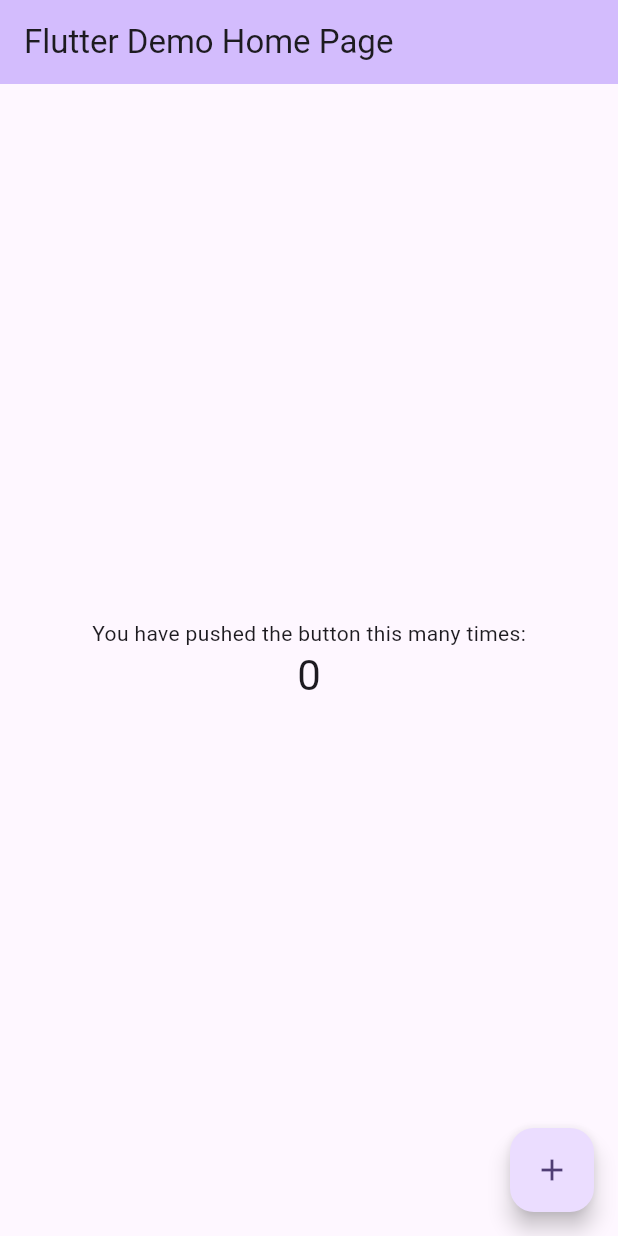
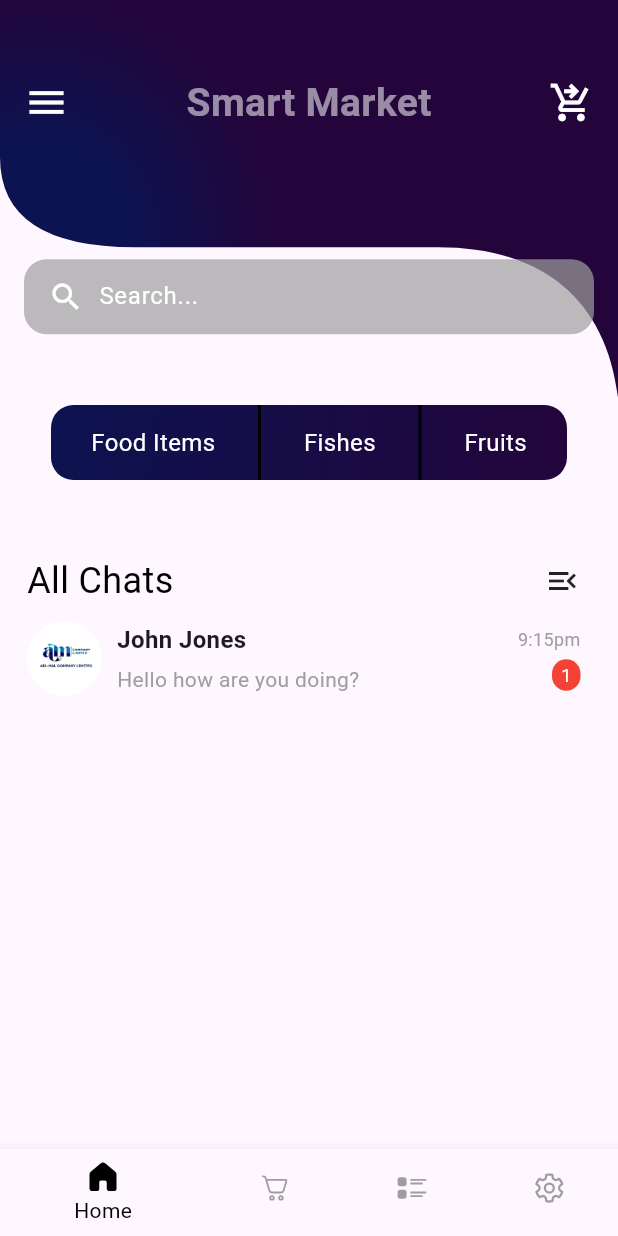
Before and after one commit to quilan08/smart_market, a Flutter app: the screen it shows after launch, on a phone screen of 412 x 824 dp. Run offline on Flutter 3.47's test engine with Material 3 defaults, Android fonts, the phone set to English and light mode, and no system bars; our stand-ins replace fluentui_system_icons, gap.

Commit message:
HomePage design start

```diff
--- /dev/null
+++ b/lib/Screens/customer_service.dart
@@ -0,0 +1,15 @@
+import 'package:flutter/material.dart';
+
+class CustomerServiceScreen extends StatefulWidget {
+  const CustomerServiceScreen({super.key});
+
+  @override
+  State<CustomerServiceScreen> createState() => _CustomerServiceScreenState();
+}
+
+class _CustomerServiceScreenState extends State<CustomerServiceScreen> {
+  @override
+  Widget build(BuildContext context) {
+    return const Placeholder();
+  }
+}
--- /dev/null
+++ b/lib/Screens/details.dart
@@ -0,0 +1,15 @@
+import 'package:flutter/material.dart';
+
+class DetailsScreen extends StatefulWidget {
+  const DetailsScreen({super.key});
+
+  @override
+  State<DetailsScreen> createState() => _DetailsScreenState();
+}
+
+class _DetailsScreenState extends State<DetailsScreen> {
+  @override
+  Widget build(BuildContext context) {
+    return const Placeholder();
+  }
+}
--- /dev/null
+++ b/lib/Screens/home_screen.dart
@@ -0,0 +1,320 @@
+import 'package:flutter/material.dart';
+import 'package:gap/gap.dart';
+import 'package:smart_market/widgets/custom_paint.dart';
+import 'package:smart_market/widgets/styles.dart';
+
+class HomeScreen extends StatefulWidget {
+  const HomeScreen({super.key});
+
+  @override
+  State<HomeScreen> createState() => _HomeScreenState();
+}
+
+class _HomeScreenState extends State<HomeScreen> {
+  bool _isHoveringFood = false;
+  bool _isHoveringFishes = false;
+  bool _isHoveringFruits = false;
+
+  // Define a common text style for normal, hover, and click states
+  final TextStyle _normalStyle = TextStyle(color: Colors.white, fontSize: 16);
+  final TextStyle _hoverStyle =
+      TextStyle(color: const Color.fromARGB(103, 98, 125, 174), fontSize: 18);
+  final TextStyle _clickedStyle =
+      TextStyle(color: const Color.fromARGB(255, 192, 192, 192), fontSize: 18);
+
+  // Track which item is clicked
+  String _clickedItem = '';
+  @override
+  Widget build(BuildContext context) {
+    return Scaffold(
+      body: Stack(
+        children: [
+          // Scrollable content
+          SingleChildScrollView(
+            child: Padding(
+              padding: const EdgeInsets.only(
+                  top: 220.0), // Add padding to avoid overlap
+              child: Column(
+                children: [
+                  Padding(
+                    padding: const EdgeInsets.symmetric(
+                        horizontal: 34, vertical: 50),
+                    child: Container(
+                      height: 50,
+                      decoration: BoxDecoration(
+                        gradient: const LinearGradient(
+                          colors: [
+                            Color.fromARGB(255, 12, 19, 80), // Start color
+                            Color.fromARGB(255, 35, 5, 59), // End color
+                          ],
+                          begin: Alignment
+                              .topLeft, // Gradient starts from top-left corner
+                          end: Alignment
+                              .bottomRight, // Gradient ends at bottom-right corner
+                        ),
+                        borderRadius: BorderRadius.circular(15),
+                      ),
+                      child: Padding(
+                        padding: const EdgeInsets.symmetric(horizontal: 16.0),
+                        child: Row(
+                          mainAxisAlignment: MainAxisAlignment.spaceAround,
+                          children: [
+                            // Food Items Text
+                            MouseRegion(
+                              onEnter: (_) =>
+                                  setState(() => _isHoveringFood = true),
+                              onExit: (_) =>
+                                  setState(() => _isHoveringFood = false),
+                              child: InkWell(
+                                onTap: () {
+                                  setState(() => _clickedItem = 'Food');
+                                  print("Food Items Clicked");
+                                },
+                                child: Text(
+                                  "Food Items",
+                                  style: _clickedItem == 'Food'
+                                      ? _clickedStyle
+                                      : _isHoveringFood
+                                          ? _hoverStyle
+                                          : _normalStyle,
+                                ),
+                              ),
+                            ),
+                            const VerticalDivider(
+                              color: Colors.black,
+                              thickness: 2,
+                            ),
+                            // Fishes Text
+                            MouseRegion(
+                              onEnter: (_) =>
+                                  setState(() => _isHoveringFishes = true),
+                              onExit: (_) =>
+                                  setState(() => _isHoveringFishes = false),
+                              child: InkWell(
+                                onTap: () {
+                                  setState(() => _clickedItem = 'Fishes');
+                                  print("Fishes Clicked");
+                                },
+                                child: Text(
+                                  "Fishes",
+                                  style: _clickedItem == 'Fishes'
+                                      ? _clickedStyle
+                                      : _isHoveringFishes
+                                          ? _hoverStyle
+                                          : _normalStyle,
+                                ),
+                              ),
+                            ),
+                            const VerticalDivider(
+                              color: Colors.black,
+                              thickness: 2,
+                            ),
+                            // Fruits Text
+                            MouseRegion(
+                              onEnter: (_) =>
+                                  setState(() => _isHoveringFruits = true),
+                              onExit: (_) =>
+                                  setState(() => _isHoveringFruits = false),
+                              child: InkWell(
+                                onTap: () {
+                                  setState(() => _clickedItem = 'Fruits');
+                                  print("Fruits Clicked");
+                                },
+                                child: Text(
+                                  "Fruits",
+                                  style: _clickedItem == 'Fruits'
+                                      ? _clickedStyle
+                                      : _isHoveringFruits
+                                          ? _hoverStyle
+                                          : _normalStyle,
+                                ),
+                              ),
+                            ),
+                          ],
+                        ),
+                      ),
+                    ),
+                  ),
+                  Padding(
+                    padding:
+                        const EdgeInsets.only(right: 25.0, left: 18.0, top: 0),
+                    child: Column(
+                      children: [
+                        Row(
+                          mainAxisAlignment: MainAxisAlignment.spaceBetween,
+                          children: [
+                            Text("All Chats",
+                                style: TextStyle(
+                                    fontSize: 24, color: Colors.black)),
+                            InkWell(
+                                onTap: () => {print("Documents")},
+                                child: const Icon(Icons.menu_open))
+                          ],
+                        ),
+                        const SizedBox(height: 2),
+                        // Example chat row
+                       // for (int i = 0; i < 10; i++) // Repeat the row 10 times
+                          Padding(
+                            padding: const EdgeInsets.symmetric(vertical: 8.0),
+                            child: Row(
+                              crossAxisAlignment: CrossAxisAlignment.center,
+                              children: [
+                                // Avatar
+                                ClipOval(
+                                  child: Image.asset(
+                                    "assets/images/icon.jpeg",
+                                    width: 50,
+                                    height: 50,
+                                    fit: BoxFit.cover,
+                                  ),
+                                ),
+                                const SizedBox(width: 10),
+                                // Middle Column for Name and Last Message
+                                const Expanded(
+                                  child: Column(
+                                    crossAxisAlignment:
+                                        CrossAxisAlignment.start,
+                                    mainAxisAlignment: MainAxisAlignment.center,
+                                    children: [
+                                      Text(
+                                        "John Jones",
+                                        style: TextStyle(
+                                          fontSize: 16,
+                                          fontWeight: FontWeight.bold,
+                                        ),
+                                      ),
+                                      SizedBox(height: 5),
+                                      Text(
+                                        "Hello how are you doing?",
+                                        style: TextStyle(
+                                          fontSize: 14,
+                                          color: Colors.grey,
+                                        ),
+                                        maxLines: 1,
+                                        overflow: TextOverflow.ellipsis,
+                                      ),
+                                    ],
+                                  ),
+                                ),
+                                const SizedBox(width: 10),
+                                // Right Column for Time and Message Count
+                                Column(
+                                  crossAxisAlignment: CrossAxisAlignment.end,
+                                  mainAxisAlignment: MainAxisAlignment.center,
+                                  children: [
+                                    const Text(
+                                      "9:15pm",
+                                      style: TextStyle(
+                                        fontSize: 12,
+                                        color: Colors.grey,
+                                      ),
+                                    ),
+                                    Container(
+                                      margin: const EdgeInsets.only(top: 5),
+                                      padding: const EdgeInsets.symmetric(
+                                          vertical: 2, horizontal: 6),
+                                      decoration: BoxDecoration(
+                                        color: Colors.red,
+                                        borderRadius: BorderRadius.circular(12),
+                                      ),
+                                      child: const Text(
+                                        "1",
+                                        style: TextStyle(
+                                          fontSize: 12,
+                                          color: Colors.white,
+                                        ),
+                                      ),
+                                    ),
+                                  ],
+                                ),
+                              ],
+                            ),
+                          ),
+                      ],
+                    ),
+                  ),
+                ],
+              ),
+            ),
+          ),
+
+          // Fixed CustomPaint and Search Bar at the top
+          Positioned(
+            top: 0,
+            left: 0,
+            right: 0,
+            child: Column(
+              children: [
+                // CustomPaint
+
+                // Row of Icons as App Ba
+                CustomPaint(
+                  size: Size(MediaQuery.of(context).size.width,
+                      MediaQuery.of(context).size.height * 0.2),
+                  painter: CustomPaintx(),
+                ),
+                // Search Bar
+
+                Padding(
+                  padding: const EdgeInsets.symmetric(
+                      horizontal: 16.0, vertical: 8.0),
+                  child: Container(
+                    height: 50,
+                    decoration: BoxDecoration(
+                      color: Colors.grey.withOpacity(0.7),
+                      borderRadius: BorderRadius.circular(15),
+                    ),
+                    child: const Padding(
+                      padding: EdgeInsets.symmetric(horizontal: 16.0),
+                      child: Row(
+                        children: [
+                          Icon(Icons.search, color: Colors.white),
+                          SizedBox(width: 10),
+                          Expanded(
+                            child: TextField(
+                              decoration: InputDecoration(
+                                hintText: 'Search...',
+                                border: InputBorder.none,
+                                hintStyle: TextStyle(color: Colors.white),
+                              ),
+                              style: TextStyle(color: Colors.white),
+                            ),
+                          ),
+                        ],
+                      ),
+                    ),
+                  ),
+                ),
+              ],
+            ),
+          ),
+
+          Positioned(
+            top: 0,
+            left: 0,
+            right: 0,
+            child: Padding(
+              padding: EdgeInsets.only(top: 50.0, right: 16, left: 16),
+              child: Align(
+                alignment: Alignment.topCenter,
+                child: Row(
+                  mainAxisAlignment: MainAxisAlignment.spaceBetween,
+                  children: [
+                    const Icon(Icons.menu_outlined,
+                        color: Colors.white, size: 30),
+                    Text(
+                      "Smart Market",
+                      style: Styles.headLine1.copyWith(color: Colors.white54),
+                    ),
+                    const Icon(Icons.shopping_cart_checkout_outlined,
+                        color: Colors.white, size: 30),
+                  ],
+                ),
+              ),
+            ),
+          ),
+        ],
+      ),
+    );
+  }
+}
--- /dev/null
+++ b/lib/Screens/settings.dart
@@ -0,0 +1,15 @@
+import 'package:flutter/material.dart';
+
+class SettingsScreen extends StatefulWidget {
+  const SettingsScreen({super.key});
+
+  @override
+  State<SettingsScreen> createState() => _SettingsScreenState();
+}
+
+class _SettingsScreenState extends State<SettingsScreen> {
+  @override
+  Widget build(BuildContext context) {
+    return const Placeholder();
+  }
+}
--- a/lib/main.dart
+++ b/lib/main.dart
@@ -1,4 +1,5 @@
 import 'package:flutter/material.dart';
+import 'package:smart_market/widgets/bottombar.dart';
 
 void main() {
   runApp(const MyApp());
@@ -16,7 +17,7 @@ class MyApp extends StatelessWidget {
         colorScheme: ColorScheme.fromSeed(seedColor: Colors.deepPurple),
         useMaterial3: true,
       ),
-      home: const MyHomePage(title: 'Flutter Demo Home Page'),
+      home: const BottomBar()
     );
   }
 }
--- /dev/null
+++ b/lib/widgets/bottombar.dart
@@ -0,0 +1,47 @@
+import 'package:fluentui_system_icons/fluentui_system_icons.dart';
+import 'package:flutter/material.dart';
+import 'package:smart_market/Screens/customer_service.dart';
+import 'package:smart_market/Screens/details.dart';
+import 'package:smart_market/Screens/home_screen.dart';
+import 'package:smart_market/Screens/settings.dart';
+
+class BottomBar extends StatefulWidget {
+  const BottomBar({super.key});
+
+  @override
+  State<BottomBar> createState() => _BottomBarState();
+}
+
+class _BottomBarState extends State<BottomBar> {
+  int _selectedIndex = 0;
+  void _TapIndex(int index){
+    setState(() {
+      _selectedIndex = index;
+    });
+  }
+  static final List<Widget> _widgetScreen = <Widget>[
+    const HomeScreen(),
+    const DetailsScreen(),
+    const CustomerServiceScreen(),
+    const SettingsScreen()
+  ];
+  @override
+  Widget build(BuildContext context) {
+    return Scaffold(
+      body: Container(
+            child: _widgetScreen[_selectedIndex]
+      ),
+      bottomNavigationBar: BottomNavigationBar(
+        onTap: _TapIndex,
+        currentIndex: _selectedIndex,
+        selectedItemColor: Colors.black,
+        unselectedItemColor: Colors.grey,
+        items:const [
+          BottomNavigationBarItem(icon: Icon(FluentIcons.home_12_regular), activeIcon: Icon(FluentIcons.home_12_filled), label: "Home",),
+           BottomNavigationBarItem(icon :Icon(FluentIcons.cart_20_regular), activeIcon: Icon(FluentIcons.cart_20_filled), label: "Cart",),
+           BottomNavigationBarItem(icon :Icon(FluentIcons.apps_list_detail_20_filled), activeIcon: Icon(FluentIcons.decimal_arrow_left_20_filled), label: "Details",),
+            BottomNavigationBarItem(icon :Icon(FluentIcons.settings_16_regular), activeIcon: Icon(FluentIcons.settings_20_filled), label: "Settings",),
+      ],),
+    );
+  }
+}
--- /dev/null
+++ b/lib/widgets/custom_paint.dart
@@ -0,0 +1,42 @@
+import 'package:flutter/cupertino.dart';
+import 'package:flutter/material.dart';
+
+class CustomPaintx extends CustomPainter {
+  @override
+  void paint(Canvas canvas, Size size) {
+    final Paint paint = Paint()
+      ..shader = const RadialGradient(
+        center: Alignment(-0.9, 0.9), // Center towards bottom left
+        radius: 1.0, // Increase radius to cover more area with gradient
+        colors: [Color.fromARGB(255, 12, 19, 80), Color.fromARGB(255, 35, 5, 59)],
+        stops: [0.4, 1.0],
+      ).createShader(Offset.zero & size);
+
+    final Path path = Path();
+    path.moveTo(0, 0);
+    path.lineTo(0, size.height - 60); // Starting point for the circular arc
+
+    // Draw a smooth circular arc at the bottom left corner
+    path.quadraticBezierTo(0, size.height, 90, size.height);
+
+    // Draw a line to start the snake tail at the bottom right
+    path.lineTo(size.width - 120, size.height);
+
+    // Draw a smooth curve for the snake tail at the bottom right corner
+    path.cubicTo(
+      size.width - 50, size.height + 0, // Control point 1 for smooth curve
+      size.width - 8, size.height + 35, // Control point 2 for smooth curve
+      size.width, size.height + 100, // End point of the smooth tail
+    );
+
+    path.lineTo(size.width, size.height);
+    path.lineTo(size.width, 0);
+    path.close();
+
+    canvas.drawPath(path, paint);
+  }
+  @override
+  bool shouldRepaint(covariant CustomPainter oldDelegate) {
+    return false;
+  }
+}
--- /dev/null
+++ b/lib/widgets/styles.dart
@@ -0,0 +1,30 @@
+
+import 'package:flutter/material.dart';
+
+Color primary  = const Color(0xff687daf);
+
+class Styles{
+ static Color primaryColor = primary;
+ static Color bgColor = const Color(0xffeeedf2);
+ static Color textColor =const Color(0xff3b3b3b);
+ static Color orangeColor = const Color(0xfff37b67);
+ static Color kakiColor = const Color(0xFFd2bdb6);
+
+
+  static TextStyle textStyle = TextStyle(
+    fontSize:16, color: textColor, fontWeight: FontWeight.w500
+  );
+  static TextStyle headLine1 = TextStyle(
+    fontSize:26, color: textColor, fontWeight: FontWeight.bold
+  );
+  static TextStyle headline2 = TextStyle(
+    fontSize:21, color: textColor, fontWeight: FontWeight.bold
+  );
+  static TextStyle headline3 = TextStyle(
+    fontSize:17, color: Colors.grey.shade500, fontWeight: FontWeight.w500
+  );
+  static TextStyle headline4 = TextStyle(
+    fontSize:14, color: Colors.grey.shade500, fontWeight: FontWeight.w500
+  );
+
+}
--- a/pubspec.yaml
+++ b/pubspec.yaml
@@ -35,6 +35,8 @@ dependencies:
   # The following adds the Cupertino Icons font to your application.
   # Use with the CupertinoIcons class for iOS style icons.
   cupertino_icons: ^1.0.8
+  fluentui_system_icons: ^1.1.236
+  gap: ^3.0.1
 
 dev_dependencies:
   flutter_test:
@@ -59,8 +61,8 @@ flutter:
   uses-material-design: true
 
   # To add assets to your application, add an assets section, like this:
-  # assets:
-  #   - images/a_dot_burr.jpeg
+  assets:
+    - assets/images/
   #   - images/a_dot_ham.jpeg
 
   # An image asset can refer to one or more resolution-specific "variants", see
```
Also changed, not shown: assets/images/icon.jpeg (added), flutter_01.png (added), lib/widgets/fooditem.dart (added), pubspec.lock.
